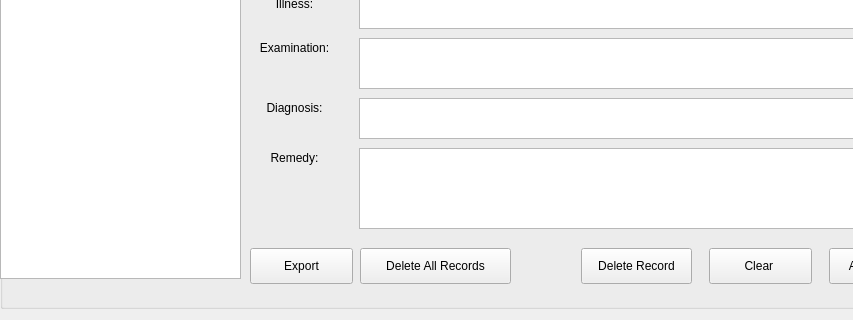
Qt form PatientInfoWindow.ui (OhaoTech/ClinicManager) before a commit; both pictures show x 0 to 853 and y 513 to 833 of the 967 by 833 pixel window.
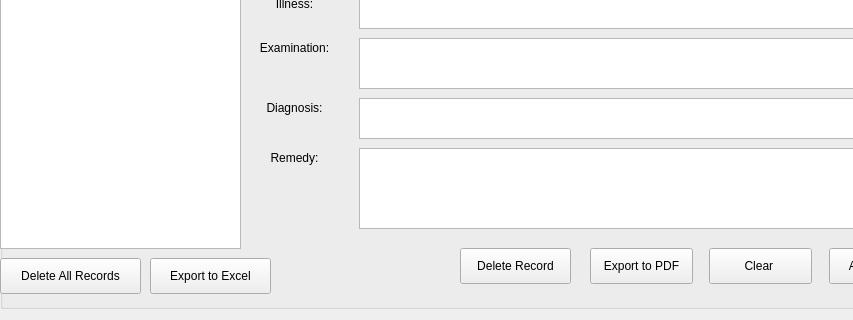
The same form after that commit.

The edit to the form file:
```diff
--- a/PatientInfoWindow.ui
+++ b/PatientInfoWindow.ui
@@ -211,7 +211,7 @@
       <x>0</x>
       <y>10</y>
       <width>241</width>
-      <height>671</height>
+      <height>641</height>
      </rect>
     </property>
     <column>
@@ -282,7 +282,7 @@
    <widget class="QPushButton" name="delete_record_pushButton">
     <property name="geometry">
      <rect>
-      <x>581</x>
+      <x>460</x>
       <y>650</y>
       <width>111</width>
       <height>36</height>
@@ -516,9 +516,9 @@
    <widget class="QPushButton" name="delete_all_records_pushButton">
     <property name="geometry">
      <rect>
-      <x>360</x>
-      <y>650</y>
-      <width>151</width>
+      <x>0</x>
+      <y>660</y>
+      <width>141</width>
       <height>36</height>
      </rect>
     </property>
@@ -529,14 +529,27 @@
    <widget class="QPushButton" name="export_button">
     <property name="geometry">
      <rect>
-      <x>250</x>
+      <x>150</x>
+      <y>660</y>
+      <width>121</width>
+      <height>36</height>
+     </rect>
+    </property>
+    <property name="text">
+     <string>Export to Excel</string>
+    </property>
+   </widget>
+   <widget class="QPushButton" name="expor_to_pdf_pushButton">
+    <property name="geometry">
+     <rect>
+      <x>590</x>
       <y>650</y>
       <width>103</width>
       <height>36</height>
      </rect>
     </property>
     <property name="text">
-     <string>Export</string>
+     <string>Export to PDF</string>
     </property>
    </widget>
   </widget>
```
Left out of the diff: 6 changed lines with no effect on the pictures.
